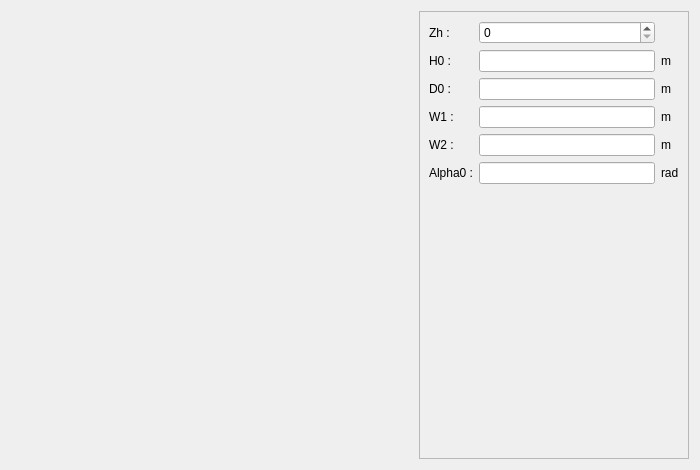
Eomys/pyleecan, file pyleecan/GUI/Dialog/DMachineSetup/SLamParam/DAVDuct/PVentTrap/PVentTrap.ui: the form before one commit.
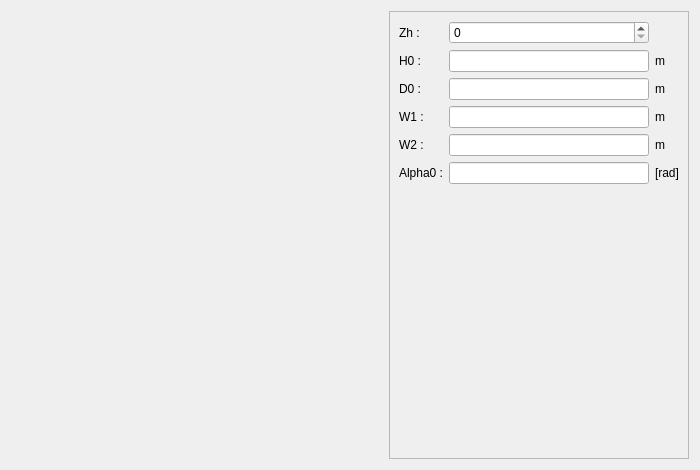
The form after the commit. Icons and pictures are not drawn. Custom widgets are drawn as their Qt base class.

Diff of the .ui file:
```diff
--- a/pyleecan/GUI/Dialog/DMachineSetup/SLamParam/DAVDuct/PVentTrap/PVentTrap.ui
+++ b/pyleecan/GUI/Dialog/DMachineSetup/SLamParam/DAVDuct/PVentTrap/PVentTrap.ui
@@ -64,13 +64,13 @@
     <widget class="QScrollArea" name="scrollArea">
      <property name="minimumSize">
       <size>
-       <width>270</width>
+       <width>300</width>
        <height>0</height>
       </size>
      </property>
      <property name="maximumSize">
       <size>
-       <width>270</width>
+       <width>300</width>
        <height>16777215</height>
       </size>
      </property>
@@ -82,7 +82,7 @@
        <rect>
         <x>0</x>
         <y>0</y>
-        <width>268</width>
+        <width>298</width>
         <height>446</height>
        </rect>
       </property>
@@ -180,7 +180,7 @@
          <item row="5" column="2">
           <widget class="QLabel" name="unit_Alpha0">
            <property name="text">
-            <string>rad</string>
+            <string>[rad]</string>
            </property>
           </widget>
          </item>
```
